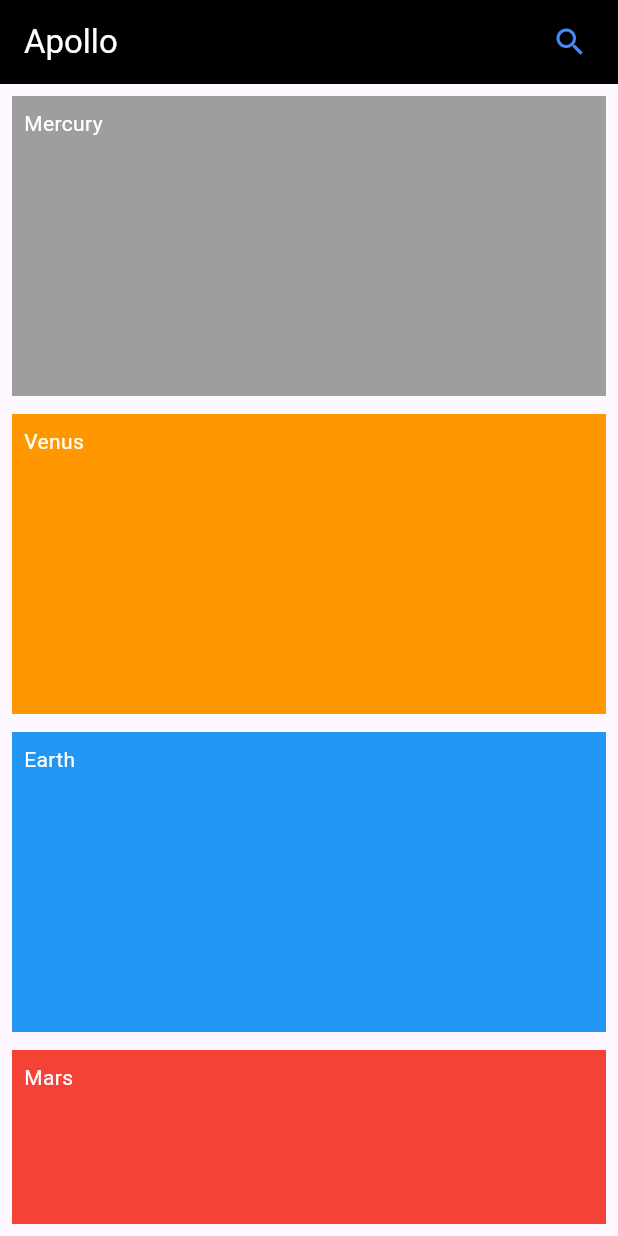
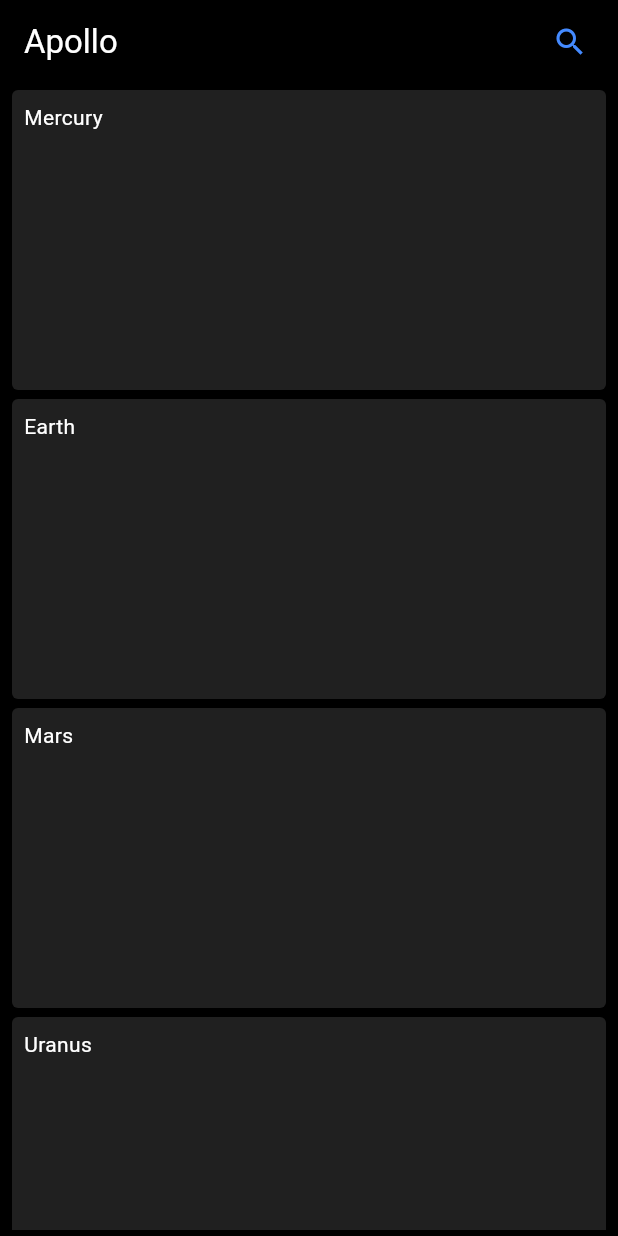
Before and after one commit to ojpro/1st-flutter-app, a Flutter app: the screen it shows after launch, on a phone screen of 412 x 824 dp. Run offline on Flutter 3.47's test engine with Material 3 defaults, Android fonts, the phone set to English and light mode, and no system bars.

Commit message:
feat(HomeScreen): re-design the home layout

```diff
--- a/lib/screens/home.dart
+++ b/lib/screens/home.dart
@@ -14,7 +14,7 @@ class HomeScreen extends StatelessWidget {
           ),
           actions: [
             Padding(
-              padding: const EdgeInsets.only(right: 8.0),
+              padding: const EdgeInsetsDirectional.only(end: 8.0),
               child: IconButton(
                   icon: const Icon(Icons.search, color: Colors.blueAccent),
                   onPressed: () {
@@ -25,89 +25,80 @@ class HomeScreen extends StatelessWidget {
         ),
         body: SafeArea(
           child: Container(
-            padding: const EdgeInsets.all(8.0),
+            padding: const EdgeInsets.symmetric(horizontal: 8.0, vertical: 4.0),
+            height: double.infinity,
+            color: Colors.black,
             child: SingleChildScrollView(
               child: Column(
                 crossAxisAlignment: CrossAxisAlignment.stretch,
                 children: [
                   Container(
                       padding: const EdgeInsets.all(8),
-                    color: Colors.grey,
+                      clipBehavior: Clip.antiAliasWithSaveLayer,
+                      decoration: BoxDecoration(
+                          color: Colors.grey.withOpacity(0.2),
+                          borderRadius: BorderRadius.circular(4.0)),
                       height: 200,
-                    child: const Text('Mercury', style: TextStyle(color: Colors.white),),
-                  ),
+                      child: const Text(
+                        'Mercury',
+                        style: TextStyle(color: Colors.white),
+                      )),
                   const SizedBox(
-                    height: 12,
+                    height: 6,
                   ),
                   Container(
                       padding: const EdgeInsets.all(8),
-                    color: Colors.orange,
+                      clipBehavior: Clip.antiAliasWithSaveLayer,
+                      decoration: BoxDecoration(
+                          color: Colors.grey.withOpacity(0.2),
+                          borderRadius: BorderRadius.circular(4.0)),
                       height: 200,
-                    child: const Text('Venus', style: TextStyle(color: Colors.white),),
-                  ),
+                      child: const Text(
+                        'Earth',
+                        style: TextStyle(color: Colors.white),
+                      )),
                   const SizedBox(
-                    height: 12,
+                    height: 6,
                   ),
                   Container(
                       padding: const EdgeInsets.all(8),
-                    color: Colors.blue,
+                      clipBehavior: Clip.antiAliasWithSaveLayer,
+                      decoration: BoxDecoration(
+                          color: Colors.grey.withOpacity(0.2),
+                          borderRadius: BorderRadius.circular(4.0)),
                       height: 200,
-                    child: const Text('Earth', style: TextStyle(color: Colors.white),),
-                  ),
+                      child: const Text(
+                        'Mars',
+                        style: TextStyle(color: Colors.white),
+                      )),
                   const SizedBox(
-                    height: 12,
+                    height: 6,
                   ),
                   Container(
                       padding: const EdgeInsets.all(8),
-                    color: Colors.red,
+                      clipBehavior: Clip.antiAliasWithSaveLayer,
+                      decoration: BoxDecoration(
+                          color: Colors.grey.withOpacity(0.2),
+                          borderRadius: BorderRadius.circular(4.0)),
                       height: 200,
-                    child: const Text('Mars', style: TextStyle(color: Colors.white),),
-                  ),
+                      child: const Text(
+                        'Uranus',
+                        style: TextStyle(color: Colors.white),
+                      )),
                   const SizedBox(
-                    height: 12,
+                    height: 6,
                   ),
                   Container(
                       padding: const EdgeInsets.all(8),
-                    color: Colors.brown,
+                      clipBehavior: Clip.antiAliasWithSaveLayer,
+                      decoration: BoxDecoration(
+                          color: Colors.grey.withOpacity(0.2),
+                          borderRadius: BorderRadius.circular(4.0)),
                       height: 200,
-                    child: const Text('Jupiter', style: TextStyle(color: Colors.white),),
-                  ),
-                  const SizedBox(
-                    height: 12,
-                  ),
-                  Container(
-                    padding: const EdgeInsets.all(8),
-                    color: Colors.amber,
-                    height: 200,
-                    child: const Text('Saturn', style: TextStyle(color: Colors.white),),
-                  ),
-                  const SizedBox(
-                    height: 12,
-                  ),
-                  Container(
-                    padding: const EdgeInsets.all(8),
-                    color: Colors.cyan,
-                    height: 200,
-                    child: const Text('Uranus', style: TextStyle(color: Colors.white),),
-                  ),
-                  const SizedBox(
-                    height: 12,
-                  ),
-                  Container(
-                    padding: const EdgeInsets.all(8),
-                    color: Colors.blueAccent,
-                    height: 200,
-                    child: const Text('Neptune', style: TextStyle(color: Colors.white),),
-                  ),
-                  const SizedBox(
-                    height: 12,
-                  ),
-                  Container(
-                    padding: const EdgeInsets.all(8),
-                    color: Colors.black12,
-                    height: 200,
-                    child: const Text('Pluto', style: TextStyle(color: Colors.white),),
-                  ),
+                      child: const Text(
+                        'Neptune',
+                        style: TextStyle(color: Colors.white),
+                      )),
                 ],
               ),
             ),
```
Lines whose indentation alone changed are shown as unchanged.
